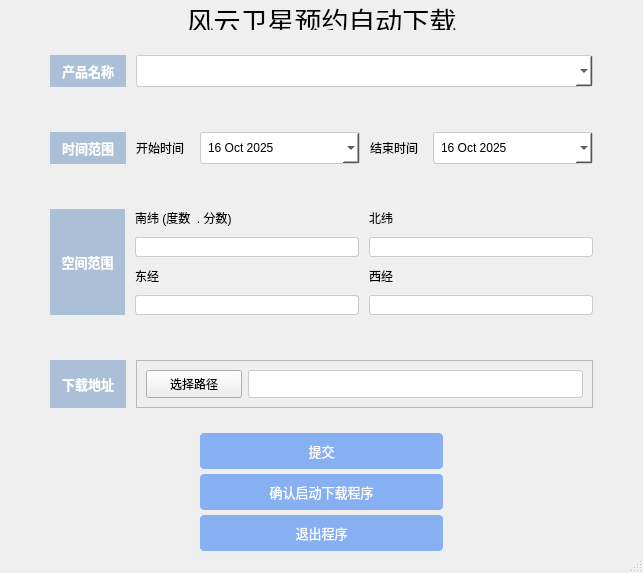
we1changchao/pyqtUIforFYdownload, file qt_designer.ui: the form before one commit.
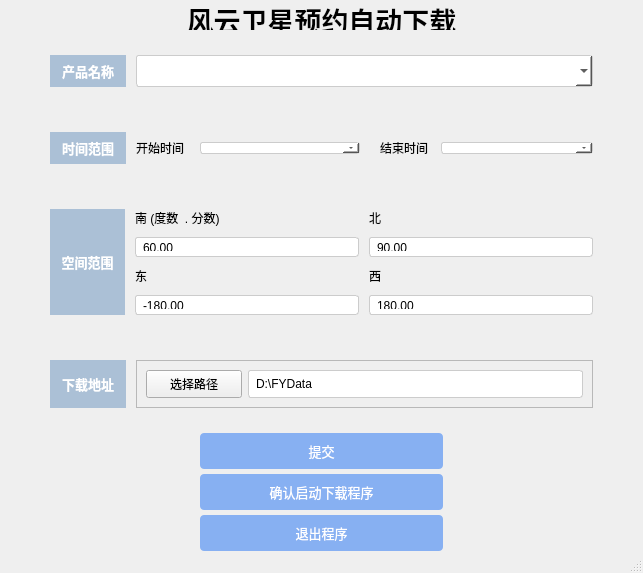
The form after the commit.

Patch:
```diff
--- a/qt_designer.ui
+++ b/qt_designer.ui
@@ -63,7 +63,7 @@
        <enum>Qt::LeftToRight</enum>
       </property>
       <property name="text">
-       <string>风云卫星预约自动下载</string>
+       <string>&lt;html&gt;&lt;head/&gt;&lt;body&gt;&lt;p&gt;&lt;span style=&quot; font-weight:600;&quot;&gt;风云卫星预约自动下载&lt;/span&gt;&lt;/p&gt;&lt;/body&gt;&lt;/html&gt;</string>
       </property>
       <property name="textFormat">
        <enum>Qt::RichText</enum>
@@ -175,6 +175,12 @@
        <layout class="QHBoxLayout" name="horizontalLayout_6">
         <item>
          <layout class="QHBoxLayout" name="horizontalLayout_4" stretch="1,3">
+          <property name="topMargin">
+           <number>10</number>
+          </property>
+          <property name="bottomMargin">
+           <number>10</number>
+          </property>
           <item>
            <widget class="QLabel" name="label_10">
             <property name="sizePolicy">
@@ -233,6 +239,15 @@
         </item>
         <item>
          <layout class="QHBoxLayout" name="horizontalLayout_5" stretch="1,3">
+          <property name="leftMargin">
+           <number>10</number>
+          </property>
+          <property name="topMargin">
+           <number>10</number>
+          </property>
+          <property name="bottomMargin">
+           <number>10</number>
+          </property>
           <item>
            <widget class="QLabel" name="label_11">
             <property name="sizePolicy">
@@ -338,7 +353,7 @@
         <item>
          <widget class="QLabel" name="label_6">
           <property name="text">
-           <string>南纬 (度数  . 分数)</string>
+           <string>南 (度数  . 分数)</string>
           </property>
          </widget>
         </item>
@@ -357,14 +372,14 @@
 background-color: white;</string>
           </property>
           <property name="text">
-           <string/>
+           <string>60.00</string>
           </property>
          </widget>
         </item>
         <item>
          <widget class="QLabel" name="label_7">
           <property name="text">
-           <string>东经</string>
+           <string>东</string>
           </property>
          </widget>
         </item>
@@ -382,6 +397,9 @@
 padding: 5px;  /* 内边距，文字不贴边 */
 background-color: white;</string>
           </property>
+          <property name="text">
+           <string>-180.00</string>
+          </property>
          </widget>
         </item>
        </layout>
@@ -391,7 +409,7 @@
         <item>
          <widget class="QLabel" name="label_8">
           <property name="text">
-           <string>北纬</string>
+           <string>北</string>
           </property>
          </widget>
         </item>
@@ -409,12 +427,15 @@
 padding: 5px;  /* 内边距，文字不贴边 */
 background-color: white;</string>
           </property>
+          <property name="text">
+           <string>90.00</string>
+          </property>
          </widget>
         </item>
         <item>
          <widget class="QLabel" name="label_9">
           <property name="text">
-           <string>西经</string>
+           <string>西</string>
           </property>
          </widget>
         </item>
@@ -432,6 +453,9 @@
 padding: 5px;  /* 内边距，文字不贴边 */
 background-color: white;</string>
           </property>
+          <property name="text">
+           <string>180.00</string>
+          </property>
          </widget>
         </item>
        </layout>
@@ -543,6 +567,9 @@
 padding: 5px;  /* 内边距，文字不贴边 */
 background-color: white;</string>
              </property>
+             <property name="text">
+              <string>D:\FYData</string>
+             </property>
             </widget>
            </item>
           </layout>
```
